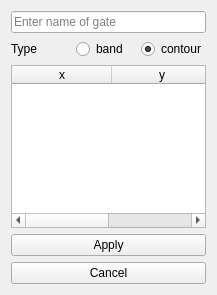
First picture: the form in main/spectra/src/TwoDimGateEdit.ui, repository FRIBDAQ/SpecTcl, before the edit.
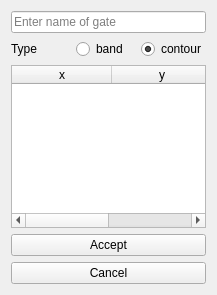
Second picture: the form after the edit.

Commit message:
Get two d gamma gates on accept/edit to differentiate from their non gamma equivalents.
Fix pre-existing error where adding a point to an existing
band (via editing) closed the band as if it were a contour.

The edit to the form file:
```diff
--- a/main/spectra/src/TwoDimGateEdit.ui
+++ b/main/spectra/src/TwoDimGateEdit.ui
@@ -87,7 +87,7 @@
    <item>
     <widget class="QPushButton" name="pApplyButton">
      <property name="text">
-      <string>Apply</string>
+      <string>Accept</string>
      </property>
     </widget>
    </item>
```
The commit also changes 3 other files.
